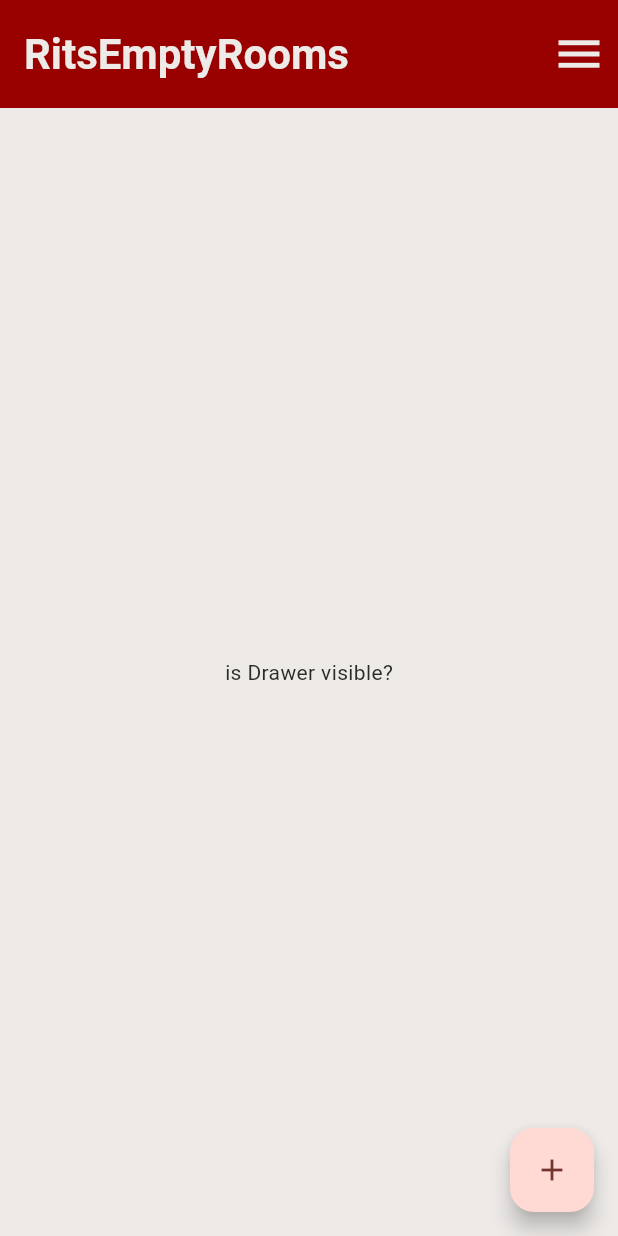
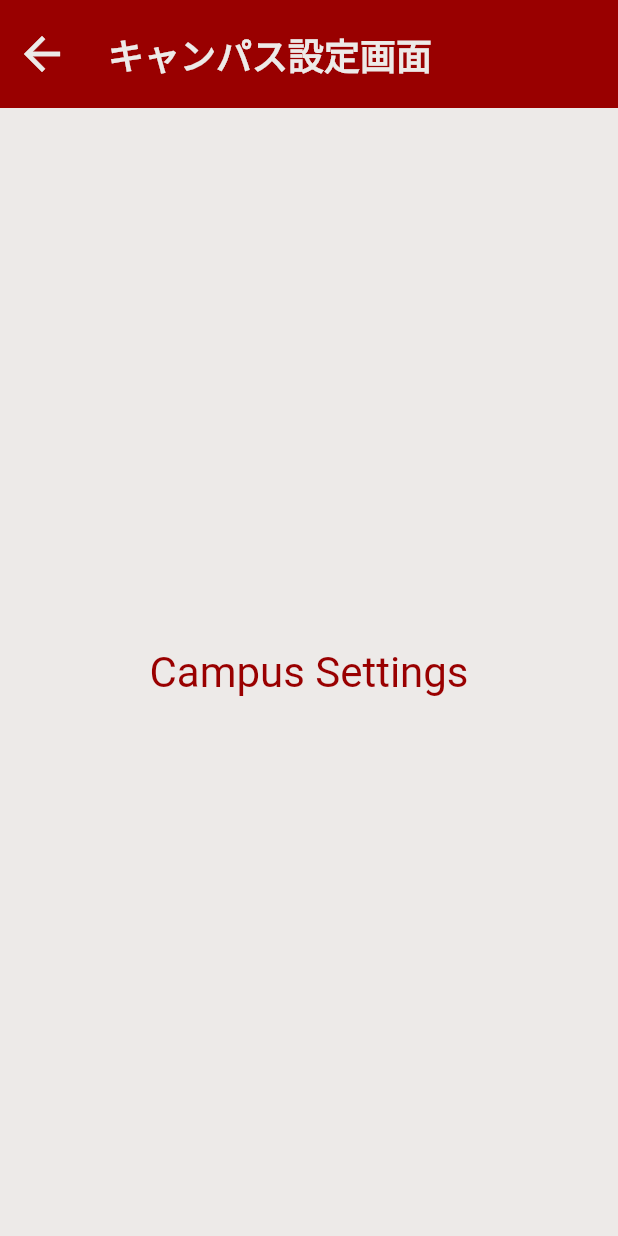
Before and after one commit to YukaChoco/rits_empty_room, a Flutter app: the screen it shows after launch, in the side drawer, after a tap on "キャンパス設定画面", on a phone screen of 412 x 824 dp. Run offline on Flutter 3.47's test engine with Material 3 defaults, Android fonts, the phone set to English and light mode, and no system bars; our stand-ins replace firebase_core, flutter_dotenv, flutter_svg; accounts and stored records are empty.

Commit message:
画面遷移実装

````diff
--- /dev/null
+++ b/lib/campus_setting_page.dart
@@ -0,0 +1,43 @@
+// campus_setting_page.dart
+// ```dart
+import 'package:flutter/material.dart';
+
+class CampusSettingPage extends StatelessWidget {
+  const CampusSettingPage({super.key});
+
+  @override
+  Widget build(BuildContext context) {
+    return Scaffold(
+      appBar: AppBar(
+        backgroundColor: Theme.of(context).colorScheme.primary,
+        centerTitle: false,
+        toolbarHeight: 72,
+        iconTheme: const IconThemeData(
+          color: Color(0xFFEDEAE8),
+          size: 36,
+        ),
+        title: Text(
+          'キャンパス設定画面',
+          style: Theme.of(context).textTheme.headlineMedium?.copyWith(
+                color: Theme.of(context).colorScheme.onPrimary,
+                fontWeight: FontWeight.bold,
+                fontSize: 24,
+              ),
+        ),
+      ),
+      body: Center(
+        child: Column(
+          mainAxisAlignment: MainAxisAlignment.center,
+          children: <Widget>[
+            Text(
+              'Campus Settings',
+              style: Theme.of(context).textTheme.headlineMedium?.copyWith(
+                    color: Theme.of(context).colorScheme.primary,
+                  ),
+            ),
+          ],
+        ),
+      ),
+    );
+  }
+}
--- a/lib/main.dart
+++ b/lib/main.dart
@@ -2,7 +2,9 @@ import 'package:firebase_core/firebase_core.dart';
 import 'package:flutter/material.dart';
 import 'package:flutter_dotenv/flutter_dotenv.dart';
 import 'package:flutter_svg/svg.dart';
+import 'package:rits_empty_room/campus_setting_page.dart';
 import 'package:rits_empty_room/firebase_options.dart';
+import 'package:rits_empty_room/table_page.dart';
 
 Future main() async {
   WidgetsFlutterBinding.ensureInitialized();
@@ -95,6 +97,12 @@ class _MyHomePageState extends State<MyHomePage> {
               title: const Text('キャンパス設定画面'),
               onTap: () {
                 Navigator.pop(context);
+                Navigator.push(
+                  context,
+                  MaterialPageRoute(
+                    builder: (context) => const CampusSettingPage(),
+                  ),
+                );
               },
             ),
             Divider(color: Theme.of(context).colorScheme.secondary),
@@ -102,6 +110,12 @@ class _MyHomePageState extends State<MyHomePage> {
               title: const Text('空き教室一覧'),
               onTap: () {
                 Navigator.pop(context);
+                Navigator.push(
+                  context,
+                  MaterialPageRoute(
+                    builder: (context) => const TablePage(),
+                  ),
+                );
               },
             ),
             Divider(color: Theme.of(context).colorScheme.secondary),
````
Also changed, not shown: lib/table_page.dart (added, +43 -0 lines).
